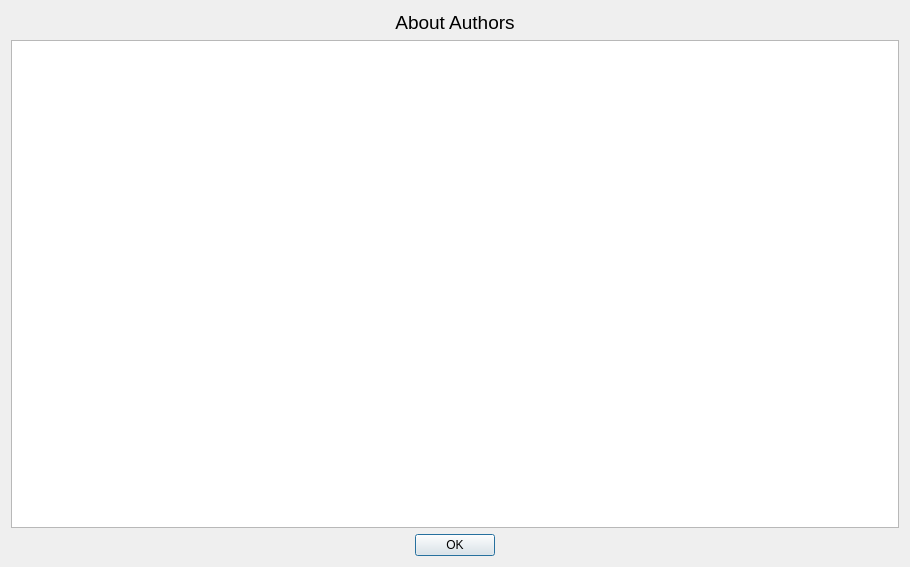
Above: src/UiForm/about_authors.ui from Belzico/modelo-anisotropic-diffusion before the change. Below: the same form after it.
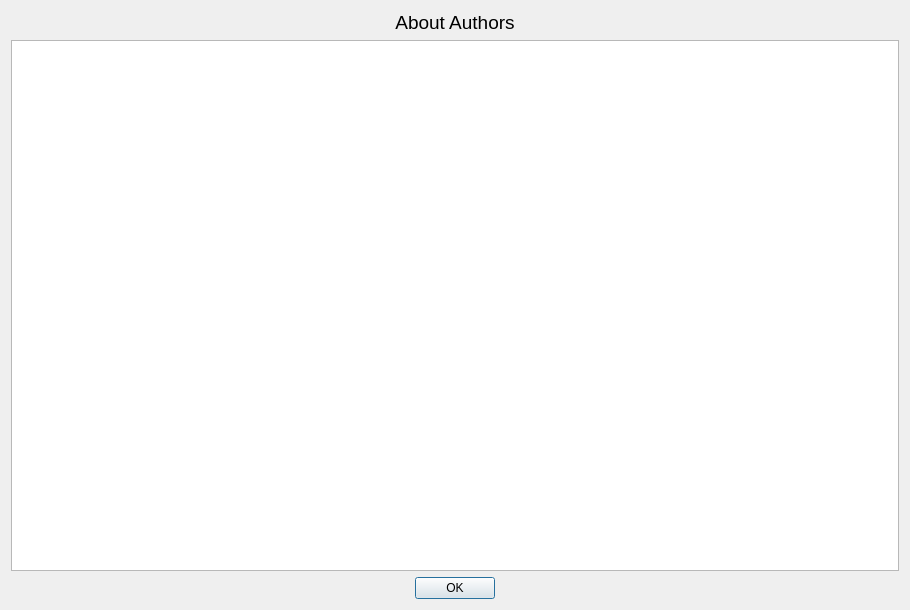
That is the form after the change. Icons and pictures are not drawn.

Commit message: update about authors window

Patch:
```diff
--- a/src/UiForm/about_authors.ui
+++ b/src/UiForm/about_authors.ui
@@ -7,7 +7,7 @@
     <x>0</x>
     <y>0</y>
     <width>910</width>
-    <height>567</height>
+    <height>610</height>
    </rect>
   </property>
   <property name="windowTitle">
@@ -44,9 +44,11 @@
 &lt;p style=&quot;-qt-paragraph-type:empty; margin-top:0px; margin-bottom:0px; margin-left:0px; margin-right:0px; -qt-block-indent:0; text-indent:0px; color:#ffffff;&quot;&gt;&lt;br /&gt;&lt;/p&gt;
 &lt;p style=&quot; margin-top:0px; margin-bottom:0px; margin-left:0px; margin-right:0px; -qt-block-indent:0; text-indent:0px;&quot;&gt;&lt;span style=&quot; font-family:'MS Shell Dlg 2'; font-size:24pt; font-weight:600; color:#ffffff;&quot;&gt;Tutor :&lt;/span&gt;&lt;span style=&quot; font-family:'MS Shell Dlg 2'; font-size:24pt; color:#ffffff;&quot;&gt; Dr. Ángela León Mecías&lt;/span&gt;&lt;/p&gt;
 &lt;p style=&quot;-qt-paragraph-type:empty; margin-top:0px; margin-bottom:0px; margin-left:0px; margin-right:0px; -qt-block-indent:0; text-indent:0px; font-family:'MS Shell Dlg 2'; color:#ffffff;&quot;&gt;&lt;br /&gt;&lt;/p&gt;
-&lt;p style=&quot; margin-top:0px; margin-bottom:0px; margin-left:0px; margin-right:0px; -qt-block-indent:0; text-indent:0px;&quot;&gt;&lt;span style=&quot; font-family:'MS Shell Dlg 2'; font-size:24pt; font-weight:600; color:#ffffff;&quot;&gt;Emails :&lt;/span&gt;&lt;span style=&quot; font-family:'MS Shell Dlg 2'; font-size:24pt; color:#ffffff;&quot;&gt; r.barrera@estudiantes.matcom.uh.cu&lt;/span&gt;&lt;/p&gt;
+&lt;p style=&quot; margin-top:0px; margin-bottom:0px; margin-left:0px; margin-right:0px; -qt-block-indent:0; text-indent:0px;&quot;&gt;&lt;span style=&quot; font-family:'MS Shell Dlg 2'; font-size:24pt; font-weight:600; color:#ffffff;&quot;&gt;Emails :&lt;/span&gt;&lt;span style=&quot; font-family:'MS Shell Dlg 2'; font-size:24pt; color:#ffffff;&quot;&gt; reinaldobarrera9601@gmail.com&lt;/span&gt;&lt;/p&gt;
 &lt;p style=&quot; margin-top:0px; margin-bottom:0px; margin-left:0px; margin-right:0px; -qt-block-indent:0; text-indent:0px;&quot;&gt;&lt;span style=&quot; font-family:'MS Shell Dlg 2'; font-size:7pt; color:#ffffff;&quot;&gt; &lt;/span&gt;&lt;/p&gt;
-&lt;p style=&quot; margin-top:0px; margin-bottom:0px; margin-left:0px; margin-right:0px; -qt-block-indent:0; text-indent:0px;&quot;&gt;&lt;span style=&quot; font-family:'MS Shell Dlg 2'; font-size:24pt; color:#ffffff;&quot;&gt;               a.plasencia@estudiantes.matcom.uh.cu&lt;/span&gt;&lt;/p&gt;
+&lt;p style=&quot; margin-top:0px; margin-bottom:0px; margin-left:0px; margin-right:0px; -qt-block-indent:0; text-indent:0px;&quot;&gt;&lt;span style=&quot; font-family:'MS Shell Dlg 2'; font-size:24pt; color:#ffffff;&quot;&gt;               arielplasencia00@gmial.com&lt;/span&gt;&lt;/p&gt;
+&lt;p style=&quot; margin-top:0px; margin-bottom:0px; margin-left:0px; margin-right:0px; -qt-block-indent:0; text-indent:0px;&quot;&gt;&lt;span style=&quot; font-size:7pt; color:#ffffff;&quot;&gt; &lt;/span&gt;&lt;/p&gt;
+&lt;p style=&quot; margin-top:0px; margin-bottom:0px; margin-left:0px; margin-right:0px; -qt-block-indent:0; text-indent:0px;&quot;&gt;&lt;span style=&quot; font-family:'MS Shell Dlg 2'; font-size:24pt; color:#ffffff;&quot;&gt;               aleonmecias@gmail.com&lt;/span&gt;&lt;/p&gt;
 &lt;p style=&quot; margin-top:0px; margin-bottom:0px; margin-left:0px; margin-right:0px; -qt-block-indent:0; text-indent:0px;&quot;&gt;&lt;span style=&quot; font-family:'MS Shell Dlg 2'; font-size:6pt; color:#ffffff;&quot;&gt; &lt;/span&gt;&lt;span style=&quot; font-family:'MS Shell Dlg 2'; color:#ffffff;&quot;&gt; &lt;/span&gt;&lt;/p&gt;
 &lt;p style=&quot; margin-top:0px; margin-bottom:0px; margin-left:0px; margin-right:0px; -qt-block-indent:0; text-indent:0px;&quot;&gt;&lt;span style=&quot; font-family:'MS Shell Dlg 2'; font-size:24pt; font-weight:600; color:#ffffff;&quot;&gt;Faculty :&lt;/span&gt;&lt;span style=&quot; font-family:'MS Shell Dlg 2'; font-size:24pt; color:#ffffff;&quot;&gt; Mathematics and Computation&lt;/span&gt;&lt;/p&gt;
 &lt;p style=&quot; margin-top:0px; margin-bottom:0px; margin-left:0px; margin-right:0px; -qt-block-indent:0; text-indent:0px;&quot;&gt;&lt;span style=&quot; font-family:'MS Shell Dlg 2'; font-size:6pt; color:#ffffff;&quot;&gt; &lt;/span&gt;&lt;span style=&quot; font-family:'MS Shell Dlg 2'; color:#ffffff;&quot;&gt; &lt;/span&gt;&lt;/p&gt;
```
The commit also changes 1 other file.
